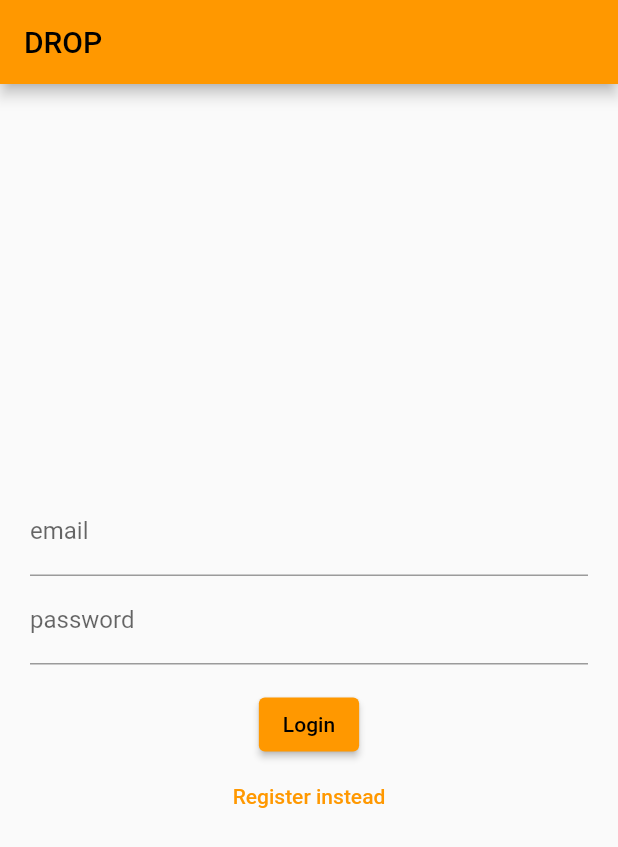
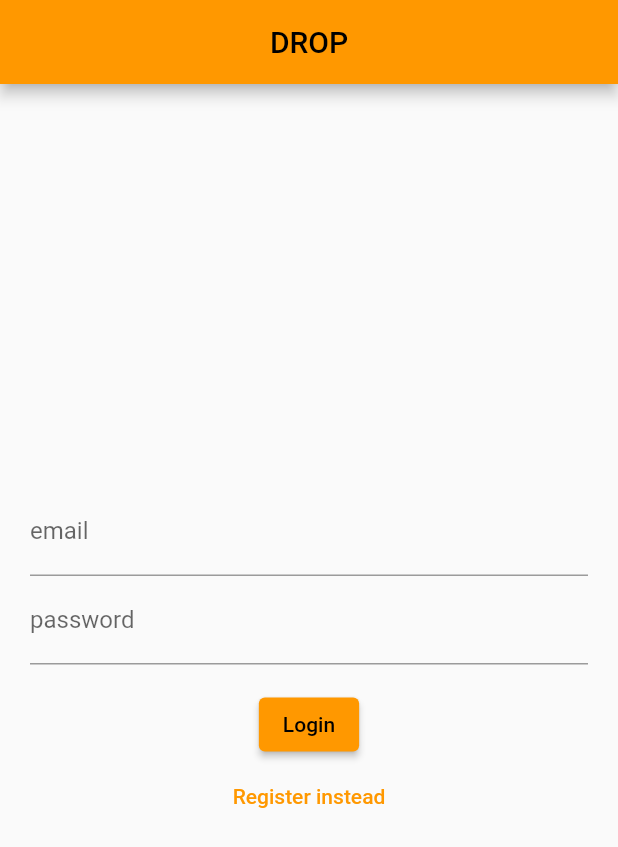
Before and after one commit to ehbstudentadam/androidDev_endwork, a Flutter app: the screen it shows after launch, on a phone screen of 412 x 824 dp. Shown: the top 847 px of the screen. Run offline on Flutter 3.47's test engine with Material 2 defaults, Android fonts, the light colour scheme and no system bars; our stand-ins replace firebase_auth, firebase_core, go_router; accounts and stored records are empty.

Commit message:
go_router functionalty added

```diff
--- a/lib/main.dart
+++ b/lib/main.dart
@@ -1,4 +1,4 @@
-import 'package:drop_application/presentation/pages/authentication/widget_auth_tree.dart';
+import 'package:drop_application/presentation/router/router.dart';
 import 'package:firebase_core/firebase_core.dart';
 import 'package:flutter/material.dart';
 
@@ -13,11 +13,10 @@ class MyApp extends StatelessWidget {
 
   @override
   Widget build(BuildContext context) {
-    return MaterialApp(
+    return MaterialApp.router(
       debugShowCheckedModeBanner: false,
-      theme: ThemeData(primarySwatch: Colors.orange
-      ),
-      home: const WidgetAuthTree(),
+      theme: ThemeData(primarySwatch: Colors.orange),
+      routerConfig: router,
     );
   }
 }
--- a/lib/presentation/pages/authentication/login_register_page.dart
+++ b/lib/presentation/pages/authentication/login_register_page.dart
@@ -39,10 +39,6 @@ class _LoginPageState extends State<LoginPage> {
     }
   }
 
-  Widget _title() {
-    return const Text('DROP');
-  }
-
   Widget _entryField(String title, TextEditingController controller) {
     return TextField(
       controller: controller,
@@ -77,9 +73,6 @@ class _LoginPageState extends State<LoginPage> {
   @override
   Widget build(BuildContext context) {
     return Scaffold(
-      appBar: AppBar(
-        title: _title(),
-      ),
       body: Container(
         height: double.infinity,
         width: double.infinity,
--- a/lib/presentation/router/router.dart
+++ b/lib/presentation/router/router.dart
@@ -0,0 +1,21 @@
+import 'package:drop_application/presentation/router/skeleton.dart';
+import 'package:go_router/go_router.dart';
+
+import '../pages/authentication/widget_auth_tree.dart';
+
+final router = GoRouter(
+  routes: [
+    ShellRoute(
+        builder: (context, state, child) => Skeleton(widget: child),
+        routes: [
+          GoRoute(
+            path: '/',
+            builder: (context, state) => const WidgetAuthTree(),
+          ),
+          /*GoRoute(
+            path: '/2',
+            builder: (context, state) => const SecondPage(),
+          )*/
+        ])
+  ],
+);
--- a/lib/presentation/router/skeleton.dart
+++ b/lib/presentation/router/skeleton.dart
@@ -9,8 +9,9 @@ class Skeleton extends StatelessWidget {
   Widget build(BuildContext context) {
     return Scaffold(
       appBar: AppBar(
-        backgroundColor: const Color(0xFFF7A727),
-        title: const Center(child: Text('2DO')),
+        title: const Center(
+          child: Text('DROP'),
+        ),
       ),
       body: SafeArea(
         child: widget,
```
Also changed, not shown: lib/presentation/pages/home_page.dart (+1 -10 lines).
